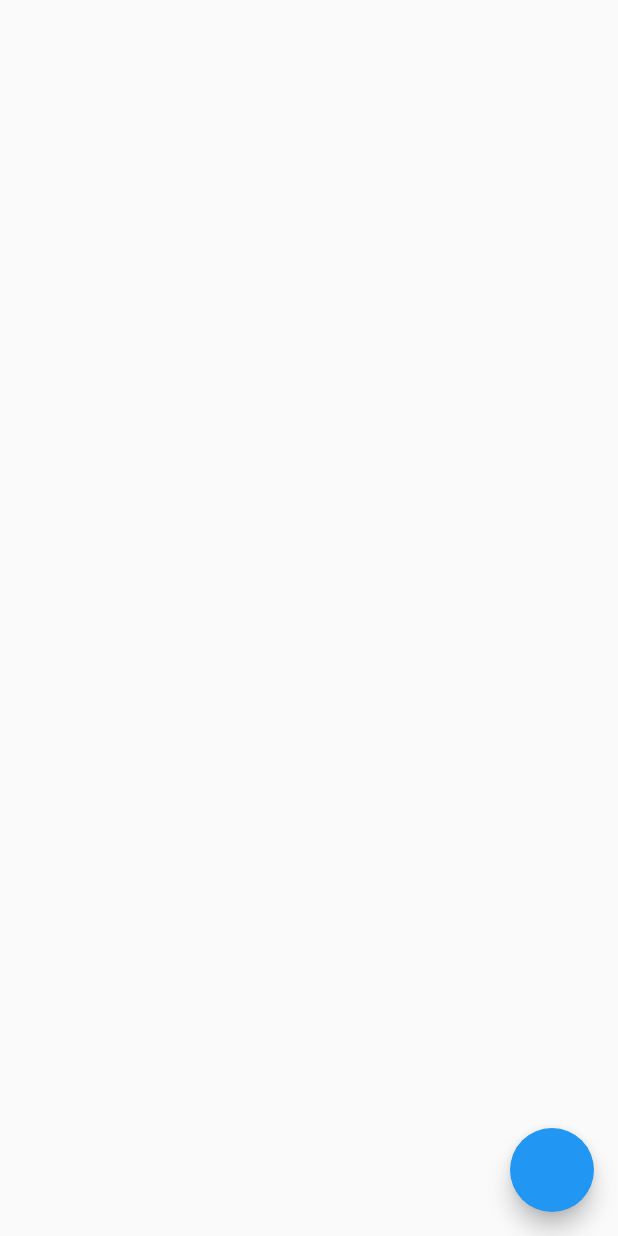
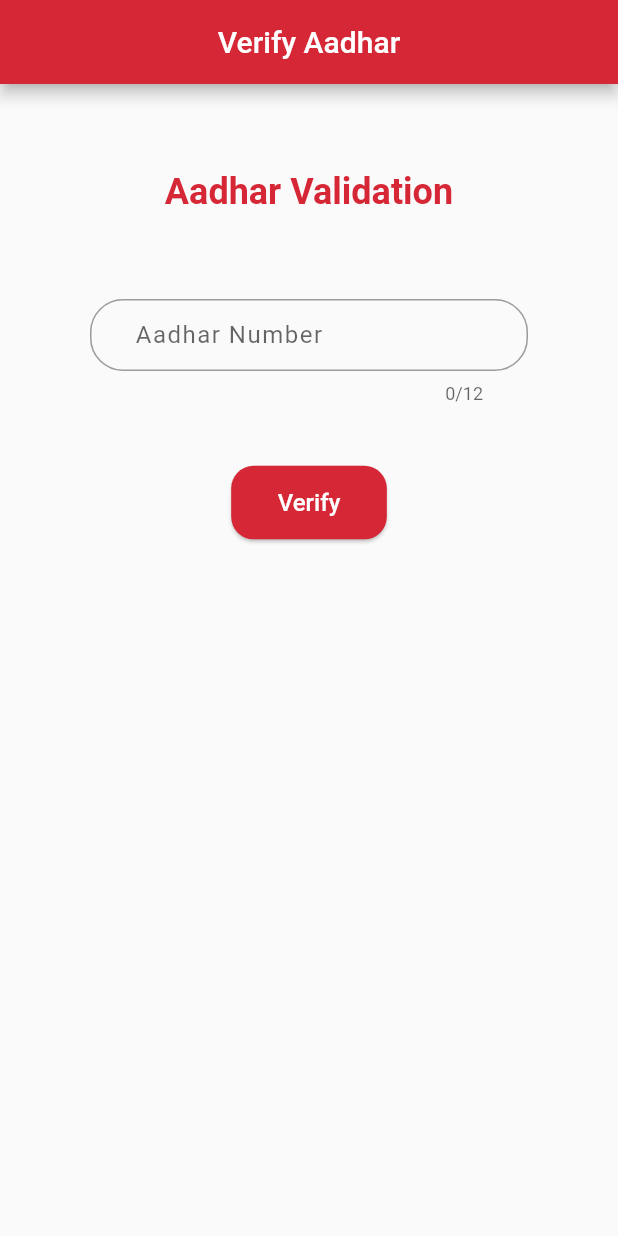
Before and after one commit to shryesth/Aadhar-Address-Update, a Flutter app: the screen it shows after launch, on a phone screen of 412 x 824 dp. Run offline on Flutter 3.47's test engine with Material 2 defaults, Android fonts, the light colour scheme and no system bars; our stand-ins replace geocoding, geolocator, permission_handler, shared_preferences; missing offline and left inert: flutter_mobile_vision_2.

Commit message:
Added Sign In Screen

```diff
--- a/lib/constants.dart
+++ b/lib/constants.dart
@@ -0,0 +1,4 @@
+import 'package:flutter/material.dart';
+
+Color kPrimaryRed = Color(0xFFD52736);
+Color kPrimaryYellow = Color(0xFFFAB60F);
--- a/lib/main.dart
+++ b/lib/main.dart
@@ -1,5 +1,6 @@
 import 'package:address/screens/home_screen.dart';
 import 'package:address/screens/location_screen.dart';
+import 'package:address/screens/otp_screen.dart';
 import 'package:flutter/material.dart';
 
 void main() {
@@ -12,11 +13,12 @@ class MyApp extends StatelessWidget {
   @override
   Widget build(BuildContext context) {
     return MaterialApp(
+      debugShowCheckedModeBanner: false,
       title: 'Flutter Demo',
       theme: ThemeData(
         primarySwatch: Colors.blue,
       ),
-      home: const HomeScreen(),
+      home: const OtpScreen(),
     );
   }
 }
--- /dev/null
+++ b/lib/screens/otp_screen.dart
@@ -0,0 +1,147 @@
+import 'package:address/constants.dart';
+import 'package:address/screens/confirm_screen.dart';
+import 'package:address/services/aadhar_service.dart';
+import 'package:flutter/material.dart';
+import 'package:uuid/uuid.dart';
+
+class OtpScreen extends StatefulWidget {
+  const OtpScreen({Key? key}) : super(key: key);
+
+  @override
+  State<OtpScreen> createState() => _OtpScreenState();
+}
+
+class _OtpScreenState extends State<OtpScreen> {
+  final TextEditingController _controllerAadhar = TextEditingController();
+  final AadharService _aadharService = AadharService();
+  var uuid = const Uuid();
+
+  @override
+  void dispose() {
+    _controllerAadhar.dispose();
+    super.dispose();
+  }
+
+  @override
+  Widget build(BuildContext context) {
+    var size = MediaQuery.of(context).size;
+    return Scaffold(
+      // backgroundColor: kPrimaryYellow,
+      appBar: AppBar(
+        backgroundColor: kPrimaryRed,
+        centerTitle: true,
+        title: const Text('Verify Aadhar'),
+      ),
+      body: SizedBox(
+        width: double.infinity,
+        child: ListView(
+          children: [
+            Column(
+              children: [
+                SizedBox(height: size.height * 0.07),
+                Text(
+                  'Aadhar Validation',
+                  style: TextStyle(
+                    fontSize: 24,
+                    color: kPrimaryRed,
+                    fontWeight: FontWeight.bold,
+                  ),
+                ),
+                SizedBox(height: size.height * 0.07),
+                Padding(
+                  padding: const EdgeInsets.symmetric(horizontal: 60),
+                  child: TextFormField(
+                    controller: _controllerAadhar,
+                    maxLength: 12,
+                    decoration: InputDecoration(
+                      focusColor: kPrimaryRed,
+                      hintText: 'Aadhar Number',
+                      contentPadding: const EdgeInsets.only(
+                        left: 30,
+                        right: 30,
+                        bottom: 20,
+                        top: 0,
+                      ),
+                      prefixStyle: const TextStyle(
+                        fontSize: 15,
+                      ),
+                      border: const OutlineInputBorder(
+                        gapPadding: 4,
+                        borderRadius: BorderRadius.all(
+                          Radius.circular(22),
+                        ),
+                      ),
+                    ),
+                    keyboardType: TextInputType.number,
+                    style: const TextStyle(
+                      letterSpacing: 1,
+                    ),
+                  ),
+                ),
+                SizedBox(
+                  height: size.height * 0.05,
+                ),
+                MaterialButton(
+                  onPressed: () async {
+                    if (_controllerAadhar.text.length == 12) {
+                      String uid = _controllerAadhar.text;
+                      String txnId =  uuid.v4();
+                      ScaffoldMessenger.of(context).showSnackBar(const SnackBar(content: Text('Sending OTP..')));
+                      await _aadharService.getOTP(uid, txnId);
+                      Navigator.of(context).push(MaterialPageRoute(builder: (context)=> ConfirmScreen(uid: uid, txnId: txnId)));
+                    } else {
+                      ScaffoldMessenger.of(context).showSnackBar(const SnackBar(content: Text('Please enter a valid Aadhar number')));
+                    }
+                  },
+                  // color: kPrimaryPurple,
+                  elevation: 1,
+                  color: kPrimaryRed,
+                  shape: const RoundedRectangleBorder(
+                    borderRadius: BorderRadius.all(
+                      Radius.circular(15),
+                    ),
+                  ),
+                  child: const Padding(
+                    padding: EdgeInsets.all(15.0),
+                    child: Text(
+                      'Verify',
+                      style: TextStyle(
+                        color: Colors.white,
+                        fontSize: 16,
+                      ),
+                    ),
+                  ),
+                ),
+                // SizedBox(
+                //   height: size.height * 0.05,
+                // ),
+                // MaterialButton(
+                //   // color: kPrimaryPurple,
+                //   elevation: 1,
+                //   shape: RoundedRectangleBorder(
+                //     borderRadius: BorderRadius.all(
+                //       Radius.circular(15),
+                //     ),
+                //   ),
+                //   onPressed: () {
+                //     if (_controllerAadhar.text.length == 10) {
+                //       Scaffold.of(context).showSnackBar(SnackBar(content: Text('Sending OTP..')));
+                //     } else {
+                //       Scaffold.of(context).showSnackBar(SnackBar(content: Text('Enter a valid Aadhar number.')));
+                //     }
+                //   },
+                //   child: Text(
+                //     'Resend OTP',
+                //     style: TextStyle(color: Colors.white),
+                //   ),
+                // )
+              ],
+            ),
+          ],
+        ),
+      ),
+    );
+  }
+}
+
+//
--- a/lib/services/aadhar_service.dart
+++ b/lib/services/aadhar_service.dart
@@ -6,7 +6,6 @@ import 'package:uuid/uuid.dart';
 import 'package:xml/xml.dart';
 
 class AadharService {
-  var uuid = const Uuid();
   var getOtpUrl = Uri.parse('https://stage1.uidai.gov.in/onlineekyc/getOtp/');
   var getEKycUrl = Uri.parse('https://stage1.uidai.gov.in/onlineekyc/getEkyc/');
 
@@ -46,7 +45,7 @@ class AadharService {
     if (response.statusCode == 200) {
       var kycResponse = KYCResponse.fromJson(jsonDecode(response.body));
       final document = XmlDocument.parse(kycResponse.eKycString);
-      print(document.findAllElements('house'));
+      print(document);
     } else {
       throw Exception('Failed to get OTP.');
     }
```
Also changed, not shown: lib/screens/confirm_screen.dart (added, +143 -0 lines).
